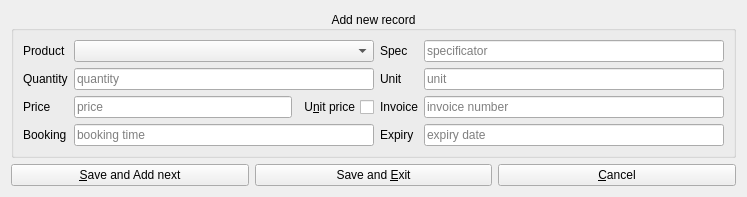
Above: src/ui/AddBatchRecordWidget.ui from wnt-zhp/zarlock-cpp before the change. Below: the same form after it.
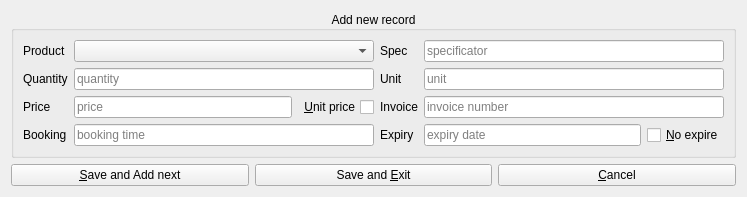
That is the form after the change. Custom widgets are drawn as their Qt base class.

What changed in the file:
```diff
--- a/src/ui/AddBatchRecordWidget.ui
+++ b/src/ui/AddBatchRecordWidget.ui
@@ -22,7 +22,7 @@
      <property name="alignment">
       <set>Qt::AlignCenter</set>
      </property>
-     <layout class="QGridLayout" name="gridLayout" rowstretch="0,0,0,0">
+     <layout class="QGridLayout" name="gridLayout" rowstretch="0,0,0,0,0">
       <item row="0" column="1">
        <widget class="QComboBox" name="combo_products">
         <property name="insertPolicy">
@@ -80,7 +80,7 @@
            <enum>Qt::RightToLeft</enum>
           </property>
           <property name="text">
-           <string>U&amp;nit price</string>
+           <string>&amp;Unit price</string>
           </property>
          </widget>
         </item>
@@ -128,13 +128,6 @@
         </property>
        </widget>
       </item>
-      <item row="3" column="3">
-       <widget class="DateInput" name="edit_expiry">
-        <property name="placeholderText">
-         <string>expiry date</string>
-        </property>
-       </widget>
-      </item>
       <item row="0" column="3">
        <widget class="TextInput" name="edit_spec">
         <property name="placeholderText">
@@ -149,6 +142,24 @@
         </property>
        </widget>
       </item>
+      <item row="3" column="3">
+       <layout class="QHBoxLayout" name="horizontalLayout_2">
+        <item>
+         <widget class="DateInput" name="edit_expiry">
+          <property name="placeholderText">
+           <string>expiry date</string>
+          </property>
+         </widget>
+        </item>
+        <item>
+         <widget class="QCheckBox" name="check_inf">
+          <property name="text">
+           <string>&amp;No expire</string>
+          </property>
+         </widget>
+        </item>
+       </layout>
+      </item>
      </layout>
     </widget>
    </item>
```
Left out of the diff: 1 changed line with no effect on the pictures.
